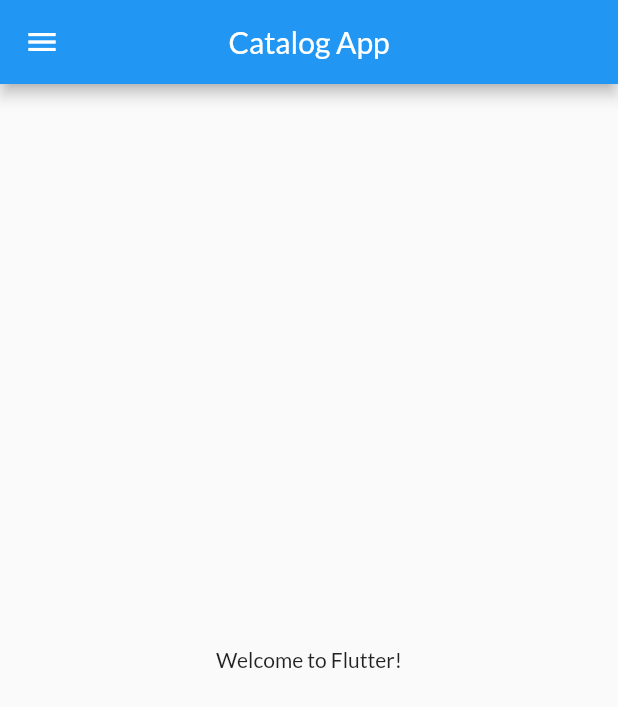
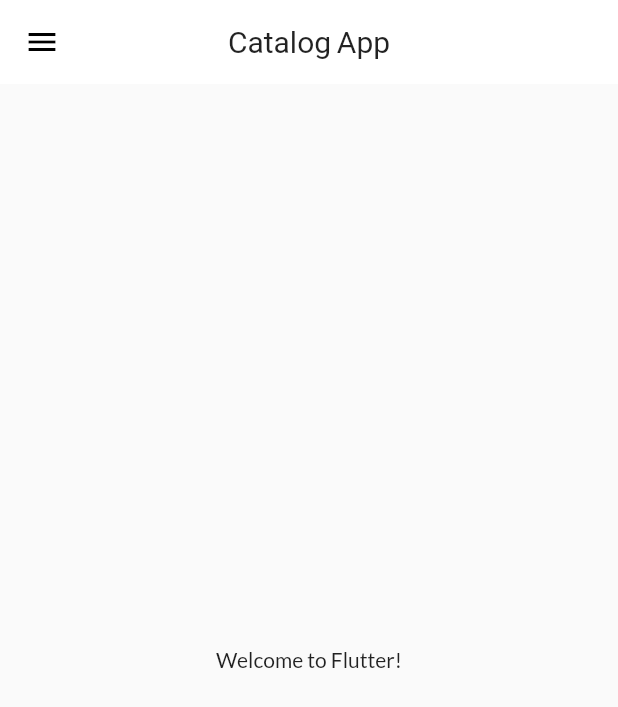
Before and after one commit to ayushkmr1106/30DaysOfFlutter, a Flutter app: the screen it shows after launch, on a phone screen of 412 x 824 dp. Shown: the top 707 px of the screen. Run offline on Flutter 3.47's test engine with Material 2 defaults, Android fonts, the phone set to English and light mode, and no system bars; our stand-ins replace google_fonts.

Commit message:
Day8 partially completed

```diff
--- a/lib/main.dart
+++ b/lib/main.dart
@@ -1,10 +1,10 @@
 import 'package:flutter/material.dart';
 import 'package:flutter_app/pages/login_page.dart';
 import 'package:flutter_app/utils/routes.dart';
+import 'package:flutter_app/widgets/theme.dart';
 import 'pages/home_page.dart';
 import 'pages/login_page.dart';
-import 'package:google_fonts/google_fonts.dart';
-
+// import 'package:flutter_app/widgets/theme.dart';
 void main() {
   runApp(MyApp());
 }
@@ -17,16 +17,10 @@ class MyApp extends StatelessWidget {
     return MaterialApp(
       // home: const HomePage(),
       themeMode: ThemeMode.light,
-      theme: ThemeData(
-        primarySwatch: Colors.blue,
-        fontFamily: GoogleFonts.lato().fontFamily,
-        primaryTextTheme: GoogleFonts.latoTextTheme(),
-      ),
+      theme: MyTheme.lightTheme(context),
+
       // debugShowCheckedModeBanner: false,
-      darkTheme: ThemeData(
-        // brightness: Brightness.dark,
-        primarySwatch: Colors.green,
-      ),
+      darkTheme: MyTheme.darkTheme(context),
       initialRoute: MyRoute.homeRoute,
       routes: {
         '/': (context) => const HomePage(),
--- /dev/null
+++ b/lib/widgets/theme.dart
@@ -0,0 +1,28 @@
+import 'package:flutter/material.dart';
+import 'package:google_fonts/google_fonts.dart';
+
+class MyTheme {
+  static ThemeData lightTheme(BuildContext context) => ThemeData(
+        primarySwatch: Colors.blue,
+        fontFamily: GoogleFonts.lato().fontFamily,
+        primaryTextTheme: GoogleFonts.latoTextTheme(),
+        appBarTheme: const AppBarTheme(
+          color: Colors.white,
+          elevation: 0.0,
+          iconTheme: IconThemeData(color: Colors.black),
+          titleTextStyle: TextStyle(
+            color: Colors.black87,
+            fontSize: 20.0,
+          )
+        ),
+      );
+
+      static ThemeData darkTheme(BuildContext context) => ThemeData(
+        brightness: Brightness.dark,
+        fontFamily: GoogleFonts.lato().fontFamily,
+        primaryTextTheme: GoogleFonts.latoTextTheme(),
+        appBarTheme: const AppBarTheme(
+          elevation: 0.0,
+        ),
+      );
+}
```
